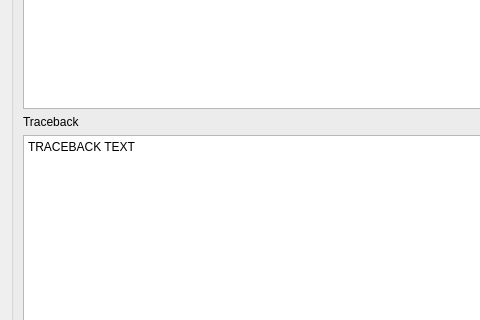
Above: hubm_admin_panel/ui/ui_exception.ui from PrintLine512/hubM-Admin-Panel before the change; both pictures show x 0 to 480 and y 143 to 463 of the 741 by 548 pixel window. Below: the same form after it.
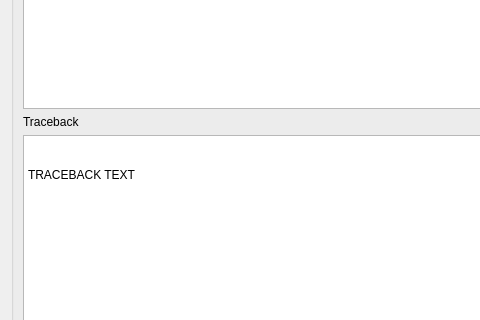
That is the form after the change.

```diff
--- a/hubm_admin_panel/ui/ui_exception.ui
+++ b/hubm_admin_panel/ui/ui_exception.ui
@@ -43,13 +43,17 @@
         </property>
         <property name="html">
          <string>&lt;!DOCTYPE HTML PUBLIC &quot;-//W3C//DTD HTML 4.0//EN&quot; &quot;http://www.w3.org/TR/REC-html40/strict.dtd&quot;&gt;
-&lt;html&gt;&lt;head&gt;&lt;meta name=&quot;qrichtext&quot; content=&quot;1&quot; /&gt;&lt;meta charset=&quot;utf-8&quot; /&gt;&lt;style type=&quot;text/css&quot;&gt;
-p, li { white-space: pre-wrap; }
-hr { height: 1px; border-width: 0; }
-li.unchecked::marker { content: &quot;\2610&quot;; }
-li.checked::marker { content: &quot;\2612&quot;; }
-&lt;/style&gt;&lt;/head&gt;&lt;body style=&quot; font-family:'Segoe UI'; font-size:9pt; font-weight:400; font-style:normal;&quot;&gt;
-&lt;p style=&quot; margin-top:0px; margin-bottom:0px; margin-left:0px; margin-right:0px; -qt-block-indent:0; text-indent:0px;&quot;&gt;TRACEBACK TEXT&lt;/p&gt;&lt;/body&gt;&lt;/html&gt;</string>
+                                        &lt;html&gt;&lt;head&gt;&lt;meta name=&quot;qrichtext&quot; content=&quot;1&quot;
+                                        /&gt;&lt;meta charset=&quot;utf-8&quot; /&gt;&lt;style type=&quot;text/css&quot;&gt;
+                                        p, li { white-space: pre-wrap; }
+                                        hr { height: 1px; border-width: 0; }
+                                        li.unchecked::marker { content: &quot;\2610&quot;; }
+                                        li.checked::marker { content: &quot;\2612&quot;; }
+                                        &lt;/style&gt;&lt;/head&gt;&lt;body style=&quot; font-family:'Segoe UI';
+                                        font-size:9pt; font-weight:400; font-style:normal;&quot;&gt;
+                                        &lt;p style=&quot; margin-top:0px; margin-bottom:0px; margin-left:0px;
+                                        margin-right:0px; -qt-block-indent:0; text-indent:0px;&quot;&gt;TRACEBACK TEXT&lt;/p&gt;&lt;/body&gt;&lt;/html&gt;
+                                    </string>
         </property>
        </widget>
       </item>
```
Lines whose indentation alone changed are shown as unchanged.
